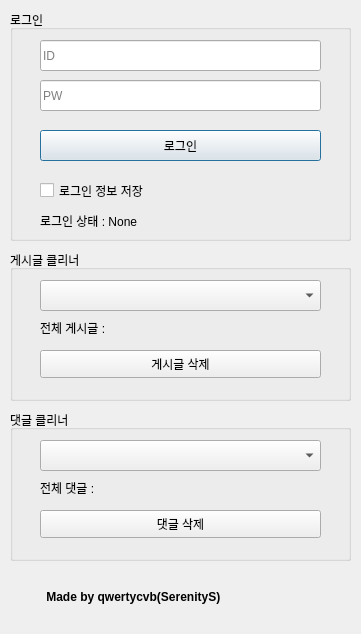
Above: DCCleaner.ui from schema2882/DCCleaner_GUI before the change. Below: the same form after it.
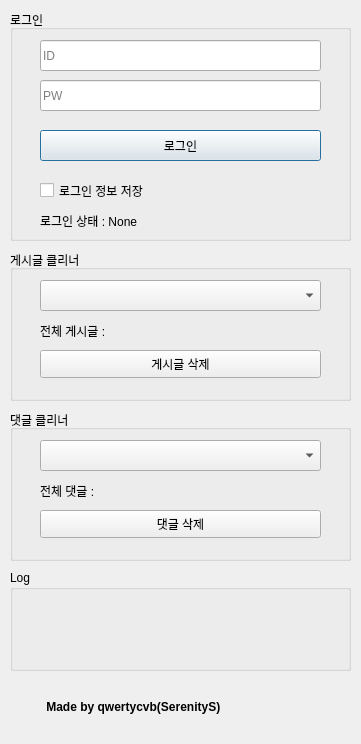
That is the form after the change.

Commit message: UI 통일 및 로그창 추가

What changed in the file:
```diff
--- a/DCCleaner.ui
+++ b/DCCleaner.ui
@@ -7,7 +7,7 @@
     <x>0</x>
     <y>0</y>
     <width>361</width>
-    <height>634</height>
+    <height>744</height>
    </rect>
   </property>
   <property name="windowTitle">
@@ -123,7 +123,7 @@
     <property name="geometry">
      <rect>
       <x>30</x>
-      <y>580</y>
+      <y>690</y>
       <width>301</width>
       <height>48</height>
      </rect>
@@ -181,7 +181,7 @@
        <x>30</x>
        <y>70</y>
        <width>281</width>
-       <height>16</height>
+       <height>21</height>
       </rect>
      </property>
      <property name="text">
@@ -230,7 +230,7 @@
        <x>30</x>
        <y>70</y>
        <width>281</width>
-       <height>16</height>
+       <height>21</height>
       </rect>
      </property>
      <property name="text">
@@ -251,6 +251,32 @@
      </property>
     </widget>
    </widget>
+   <widget class="QGroupBox" name="groupBox_4">
+    <property name="geometry">
+     <rect>
+      <x>10</x>
+      <y>570</y>
+      <width>341</width>
+      <height>101</height>
+     </rect>
+    </property>
+    <property name="title">
+     <string>Log</string>
+    </property>
+    <widget class="QLabel" name="log">
+     <property name="geometry">
+      <rect>
+       <x>20</x>
+       <y>30</y>
+       <width>311</width>
+       <height>61</height>
+      </rect>
+     </property>
+     <property name="text">
+      <string/>
+     </property>
+    </widget>
+   </widget>
   </widget>
  </widget>
  <resources/>
```
Left out of the diff: 4 changed lines with no effect on the pictures. The commit also changes 1 other file.
